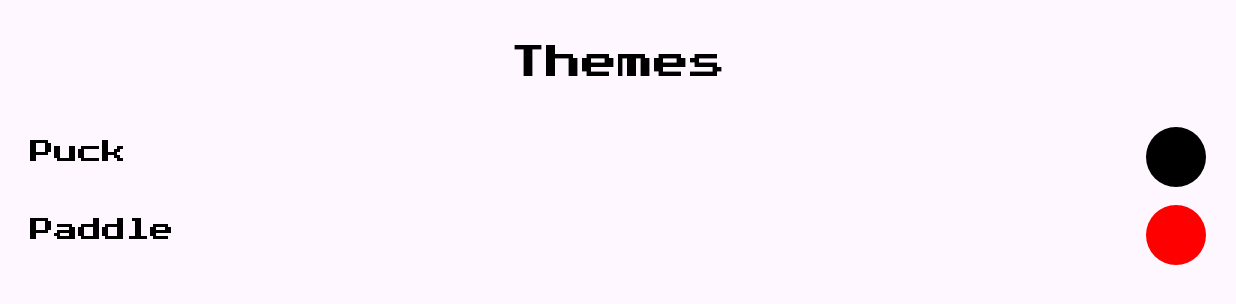
After one commit to hngx-org/team-titans-hockey, an Android app: the ThemeFragment screen opened through its navigation route, on a phone screen of 824 x 412 dp (held sideways). The commit adds this screen. Shown: the top 304 px of the screen. Run offline under Robolectric (Android 15) with nearby library versions, the phone set to English and light mode, and no system bars; libraries missing offline, so code that uses them is left out: com.github.dhaval2404.colorpicker; 1 statement that could not run was skipped.

Commit message:
- Customize puck and paddle colors in the ThemeFragment - Add ThemeViewModel to observe changes and update the HockeyFragment

```diff
--- /dev/null
+++ b/app/src/main/java/com/example/titans_hockey_challenge/ThemeViewModel.kt
@@ -0,0 +1,42 @@
+package com.example.titans_hockey_challenge
+
+import android.graphics.Color
+import androidx.core.graphics.ColorUtils
+import androidx.lifecycle.LiveData
+import androidx.lifecycle.MutableLiveData
+import androidx.lifecycle.ViewModel
+
+class ThemeViewModel: ViewModel() {
+
+    private val _puckColor = MutableLiveData<Int>()
+    val puckColor: LiveData<Int> get() = _puckColor
+
+    private val _puckInnerColor = MutableLiveData<Int>()
+    val puckInnerColor: LiveData<Int> get() = _puckInnerColor
+
+    private val _paddleColor = MutableLiveData<Int>()
+    val paddleColor: LiveData<Int> get() = _paddleColor
+
+    private val _paddleMiddleColor = MutableLiveData<Int>()
+    val paddleMiddleColor: LiveData<Int> get() = _paddleMiddleColor
+
+    private val _paddleOuterColor = MutableLiveData<Int>()
+    val paddleOuterColor: LiveData<Int> get() = _paddleOuterColor
+
+    fun setPuckColor(color: Int) {
+        _puckColor.value = color
+
+        val innerShade = ColorUtils.blendARGB(color, Color.BLACK, 0.2f)
+        _puckInnerColor.value = innerShade
+    }
+
+    fun setPaddleColor(color: Int) {
+        _paddleColor.value = color
+
+        val middleShade = ColorUtils.blendARGB(color, Color.BLACK, 0.4f)
+        _paddleMiddleColor.value = middleShade
+
+        val outerShade = ColorUtils.blendARGB(color, Color.BLACK, 0.2f)
+        _paddleOuterColor.value = outerShade
+    }
+}
--- /dev/null
+++ b/app/src/main/java/com/example/titans_hockey_challenge/ui/ThemeFragment.kt
@@ -0,0 +1,73 @@
+package com.example.titans_hockey_challenge.ui
+
+import android.os.Bundle
+import android.util.Log
+import android.view.LayoutInflater
+import android.view.View
+import android.view.ViewGroup
+import androidx.fragment.app.Fragment
+import androidx.fragment.app.activityViewModels
+import com.example.titans_hockey_challenge.R
+import com.example.titans_hockey_challenge.ThemeViewModel
+import com.example.titans_hockey_challenge.databinding.FragmentThemesBinding
+import com.github.dhaval2404.colorpicker.MaterialColorPickerDialog
+import com.github.dhaval2404.colorpicker.listener.ColorListener
+import com.github.dhaval2404.colorpicker.model.ColorSwatch
+
+class ThemeFragment : Fragment() {
+    private lateinit var binding: FragmentThemesBinding
+    private val themeViewModel: ThemeViewModel by activityViewModels()
+
+    override fun onCreateView(
+        inflater: LayoutInflater, container: ViewGroup?,
+        savedInstanceState: Bundle?
+    ): View {
+        // Inflate the layout for this fragment
+        binding = FragmentThemesBinding.inflate(inflater, container, false)
+        return binding.root
+    }
+
+    override fun onViewCreated(view: View, savedInstanceState: Bundle?) {
+        super.onViewCreated(view, savedInstanceState)
+
+        themeViewModel.puckColor.observe(viewLifecycleOwner) { color ->
+            binding.puckButton.setBackgroundColor(color)
+        }
+
+        themeViewModel.paddleColor.observe(viewLifecycleOwner) { color ->
+            binding.paddleButton.setBackgroundColor(color)
+        }
+
+        binding.puckButton.setOnClickListener { button ->
+            showColorDialog(button, themeViewModel::setPuckColor)
+        }
+
+        binding.paddleButton.setOnClickListener { button ->
+            showColorDialog(button, themeViewModel::setPaddleColor)
+        }
+    }
+
+    private fun showColorDialog(button: View, colorSetter: (Int) -> Unit) {
+        MaterialColorPickerDialog
+            .Builder(requireContext())
+            .setColorSwatch(ColorSwatch._300)
+            .setDefaultColor(R.color.player_color)
+            .setColorRes(resources.getIntArray(R.array.themeColors))
+            .setColorListener(object : ColorListener {
+                override fun onColorSelected(color: Int, colorHex: String) {
+                    when (button) {
+                        binding.puckButton -> {
+                            colorSetter(color)
+                        }
+                        binding.paddleButton -> {
+                            colorSetter(color)
+                        }
+                    }
+                }
+            })
+            .setDismissListener {
+                Log.d("ColorPicker", "Handle dismiss event")
+            }
+            .show()
+    }
+}
--- /dev/null
+++ b/app/src/main/res/layout/fragment_themes.xml
@@ -0,0 +1,82 @@
+<?xml version="1.0" encoding="utf-8"?>
+<androidx.constraintlayout.widget.ConstraintLayout xmlns:android="http://schemas.android.com/apk/res/android"
+    xmlns:app="http://schemas.android.com/apk/res-auto"
+    xmlns:tools="http://schemas.android.com/tools"
+    android:layout_width="match_parent"
+    android:layout_height="match_parent"
+    tools:context=".ui.ThemeFragment">
+
+    <TextView
+        android:id="@+id/themeHeader"
+        android:layout_width="wrap_content"
+        android:layout_height="wrap_content"
+        android:layout_marginTop="30dp"
+        android:fontFamily="@font/press_start_2p"
+        android:text="@string/themes"
+        android:textColor="@color/black"
+        android:textSize="24sp"
+        app:layout_constraintEnd_toEndOf="parent"
+        app:layout_constraintStart_toStartOf="parent"
+        app:layout_constraintTop_toTopOf="parent" />
+
+    <TextView
+        android:id="@+id/puckText"
+        android:layout_width="0dp"
+        android:layout_height="wrap_content"
+        android:layout_marginTop="30dp"
+        android:layout_marginEnd="10dp"
+        android:fontFamily="@font/press_start_2p"
+        android:text="@string/puck"
+        android:textColor="@color/black"
+        android:textSize="16sp"
+        app:layout_constraintEnd_toStartOf="@id/puckButton"
+        app:layout_constraintStart_toStartOf="@id/startGuideline"
+        app:layout_constraintTop_toBottomOf="@id/themeHeader" />
+
+    <com.google.android.material.button.MaterialButton
+        android:id="@+id/puckButton"
+        android:layout_width="40dp"
+        android:layout_height="wrap_content"
+        app:backgroundTint="@color/black"
+        app:layout_constraintBottom_toBottomOf="@id/puckText"
+        app:layout_constraintEnd_toEndOf="@id/endGuideline"
+        app:layout_constraintTop_toTopOf="@id/puckText" />
+
+    <TextView
+        android:id="@+id/paddleText"
+        android:layout_width="0dp"
+        android:layout_height="wrap_content"
+        android:layout_marginTop="30dp"
+        android:layout_marginEnd="10dp"
+        android:fontFamily="@font/press_start_2p"
+        android:text="@string/paddle"
+        android:textColor="@color/black"
+        android:textSize="16sp"
+        app:layout_constraintEnd_toStartOf="@id/paddleButton"
+        app:layout_constraintStart_toStartOf="@id/startGuideline"
+        app:layout_constraintTop_toBottomOf="@id/puckText" />
+
+    <com.google.android.material.button.MaterialButton
+        android:id="@+id/paddleButton"
+        android:layout_width="40dp"
+        android:layout_height="wrap_content"
+        app:backgroundTint="@color/player_color"
+        app:layout_constraintBottom_toBottomOf="@id/paddleText"
+        app:layout_constraintEnd_toEndOf="@id/endGuideline"
+        app:layout_constraintTop_toTopOf="@id/paddleText" />
+
+    <androidx.constraintlayout.widget.Guideline
+        android:id="@+id/startGuideline"
+        android:layout_width="wrap_content"
+        android:layout_height="wrap_content"
+        android:orientation="vertical"
+        app:layout_constraintGuide_begin="20dp" />
+
+    <androidx.constraintlayout.widget.Guideline
+        android:id="@+id/endGuideline"
+        android:layout_width="wrap_content"
+        android:layout_height="wrap_content"
+        android:orientation="vertical"
+        app:layout_constraintGuide_end="20dp" />
+
+</androidx.constraintlayout.widget.ConstraintLayout>
--- a/app/src/main/res/navigation/nav_graph.xml
+++ b/app/src/main/res/navigation/nav_graph.xml
@@ -56,6 +56,9 @@
         <action
             android:id="@+id/action_settingsFragment_to_aboutFragment"
             app:destination="@id/aboutFragment" />
+        <action
+            android:id="@+id/to_customiseFragment"
+            app:destination="@id/customiseFragment" />
     </fragment>
     <fragment
         android:id="@+id/rulesFragment"
@@ -67,4 +70,9 @@
         android:name="com.example.titans_hockey_challenge.ui.AboutFragment"
         android:label="fragment_about"
         tools:layout="@layout/fragment_about" />
+    <fragment
+        android:id="@+id/customiseFragment"
+        android:name="com.example.titans_hockey_challenge.ui.ThemeFragment"
+        android:label="fragment_customise"
+        tools:layout="@layout/fragment_themes" />
 </navigation>
--- a/app/src/main/res/values/colors.xml
+++ b/app/src/main/res/values/colors.xml
@@ -1,5 +1,5 @@
 <?xml version="1.0" encoding="utf-8"?>
-<resources xmlns:tools="http://schemas.android.com/tools">
+<resources>
     <color name="black">#FF000000</color>
     <color name="white">#FFFFFFFF</color>
     <color name="red">#FF0000</color>
@@ -24,4 +24,27 @@
     <color name="dark_gray">#FF373A38</color>
     <color name="semi_transparent_white">#80FFFFFF</color>
     <color name="semi_transparent_light_gray">#80CCCCCC</color>
+
+    // Dialog colors
+    <color name="positiveButtonTextColor">@color/green</color>
+    <color name="negativeButtonTextColor">@color/red</color>
+    <color name="bottomSheetDividerColor">@color/grey_200</color>
+
+    <array name="themeColors">
+        <item>@color/green_500</item>
+        <item>@color/blue_500</item>
+        <item>@color/red_500</item>
+        <item>@color/grey_500</item>
+        <item>@color/orange_500</item>
+        <item>@color/teal_500</item>
+        <item>@color/pink_500</item>
+        <item>@color/purple_500</item>
+        <item>@color/blue_500</item>
+        <item>@color/cyan_500</item>
+        <item>@color/indigo_500</item>
+        <item>@color/lime_500</item>
+        <item>@color/brown_500</item>
+        <item>@color/deep_purple_500</item>
+        <item>@color/deep_orange_500</item>
+    </array>
 </resources>
--- a/app/src/main/res/values/strings.xml
+++ b/app/src/main/res/values/strings.xml
@@ -25,7 +25,6 @@
 </string>
 
 
-
     <string name="abt">Hockey Challenge is an exhilarating hockey game that delivers thrilling and competitive gameplay and promises to bring the excitement of the classic air hockey arcade game to your mobile device.\nTake on the challenge in both single-player mode, facing off against AI opponents, and multiplayer mode, where you can go head-to-head with real opponents for the ultimate hockey showdown.</string>
 
     <string name="how_to_pay">Settings</string>
@@ -44,6 +43,11 @@
     <string name="exit_game">Exit Game</string>
     <string name="resume_game">Resume</string>
     <string name="paused">Paused</string>
+    <string name="customise"><![CDATA[<Customise>]]></string>
+    <string name="themes">Themes</string>
+    <string name="theme"><![CDATA[<Themes>]]></string>
+    <string name="paddle">Paddle</string>
+    <string name="puck">Puck</string>
 
 
 </resources>
--- a/settings.gradle.kts
+++ b/settings.gradle.kts
@@ -10,6 +10,7 @@ dependencyResolutionManagement {
     repositories {
         google()
         mavenCentral()
+        maven("https://jitpack.io")
     }
 }
 
```
Also changed, not shown: app/build.gradle.kts (+7 -0 lines), app/src/main/java/com/example/titans_hockey_challenge/models/HockeyTable.kt (+40 -19 lines), app/src/main/java/com/example/titans_hockey_challenge/ui/HockeyFragment.kt (+24 -0 lines), app/src/main/java/com/example/titans_hockey_challenge/ui/SettingsFragment.kt (+4 -9 lines), app/src/main/res/layout/fragment_settings.xml (+14 -1 lines).
